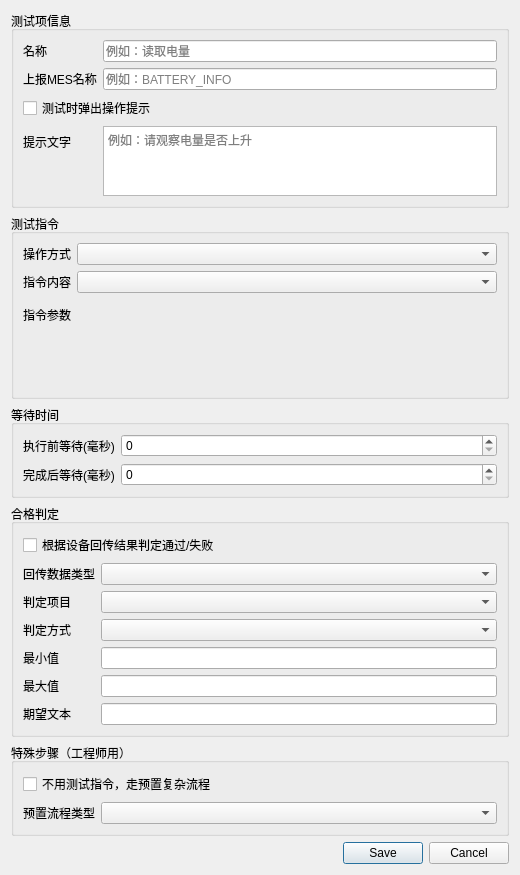
Before: the Qt Designer form platform/settings/widgets/test_case_edit_dialog.ui in yuhuang163/test, drawn with Qt 5.
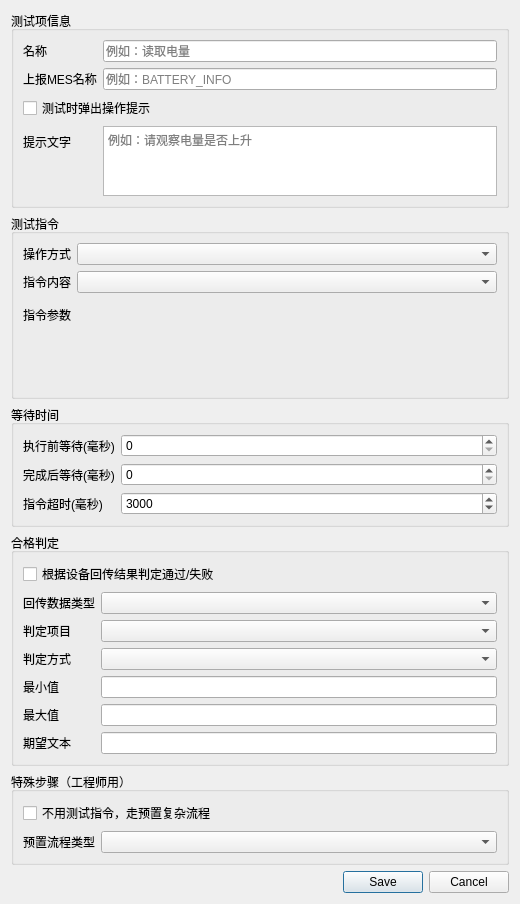
After: the same form once the commit is applied.

Commit message: 优化工站管理功能，新增工站创建与删除功能，调整指令超时设置，更新相关UI元素和配置文件结构

Patch:
```diff
--- a/platform/settings/widgets/test_case_edit_dialog.ui
+++ b/platform/settings/widgets/test_case_edit_dialog.ui
@@ -194,6 +194,32 @@
         </property>
        </widget>
       </item>
+      <item row="2" column="0">
+       <widget class="QLabel" name="label_commandTimeout">
+        <property name="text">
+         <string>指令超时(毫秒)</string>
+        </property>
+        <property name="toolTip">
+         <string>sendCommandWithRetry 每次等待设备响应的间隔；超时后按 test_base 规则重试。未配置的旧 ini 运行时仍为：无卡控 3000、有卡控 8000。</string>
+        </property>
+       </widget>
+      </item>
+      <item row="2" column="1">
+       <widget class="QSpinBox" name="spinBox_commandTimeout">
+        <property name="minimum">
+         <number>100</number>
+        </property>
+        <property name="maximum">
+         <number>600000</number>
+        </property>
+        <property name="value">
+         <number>3000</number>
+        </property>
+        <property name="toolTip">
+         <string>对应 ini：Timing/CommandTimeoutMs</string>
+        </property>
+       </widget>
+      </item>
      </layout>
     </widget>
    </item>
```
The commit also changes 16 other files.
